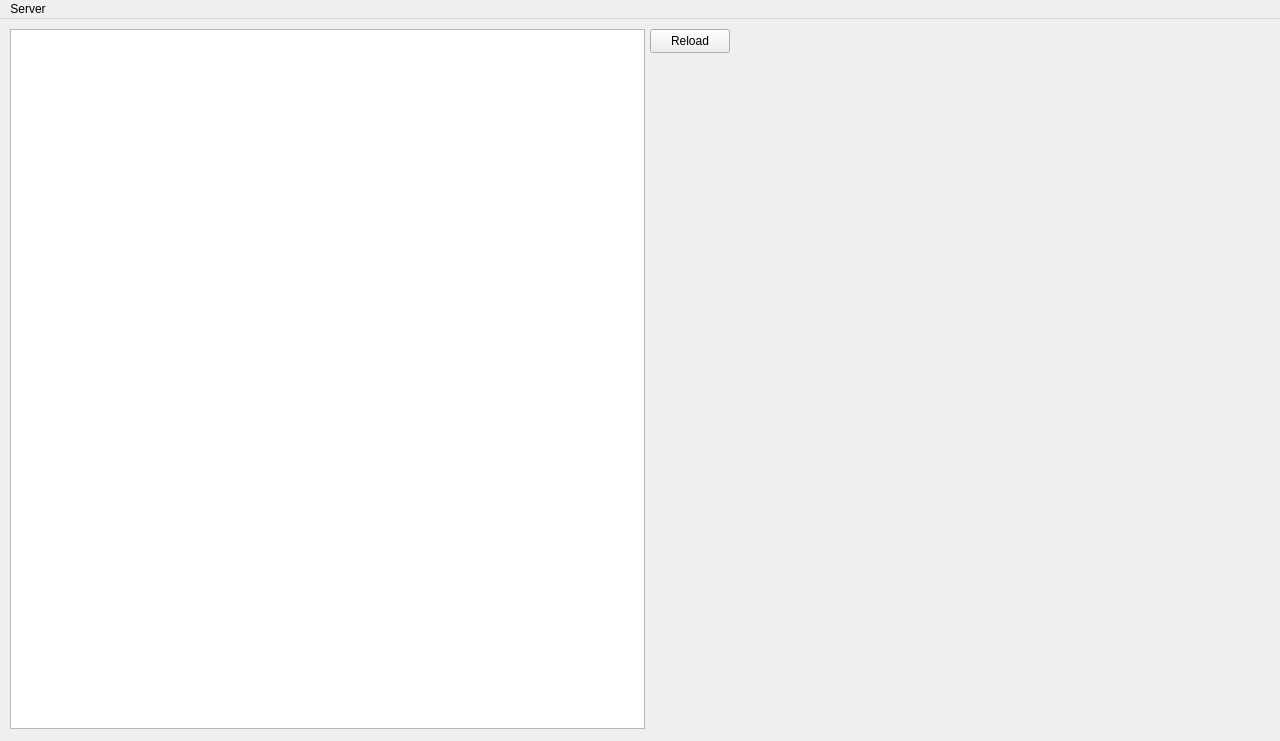
Qt form client/mainwindow.ui (23vbq/tv-managing-system) before a commit.
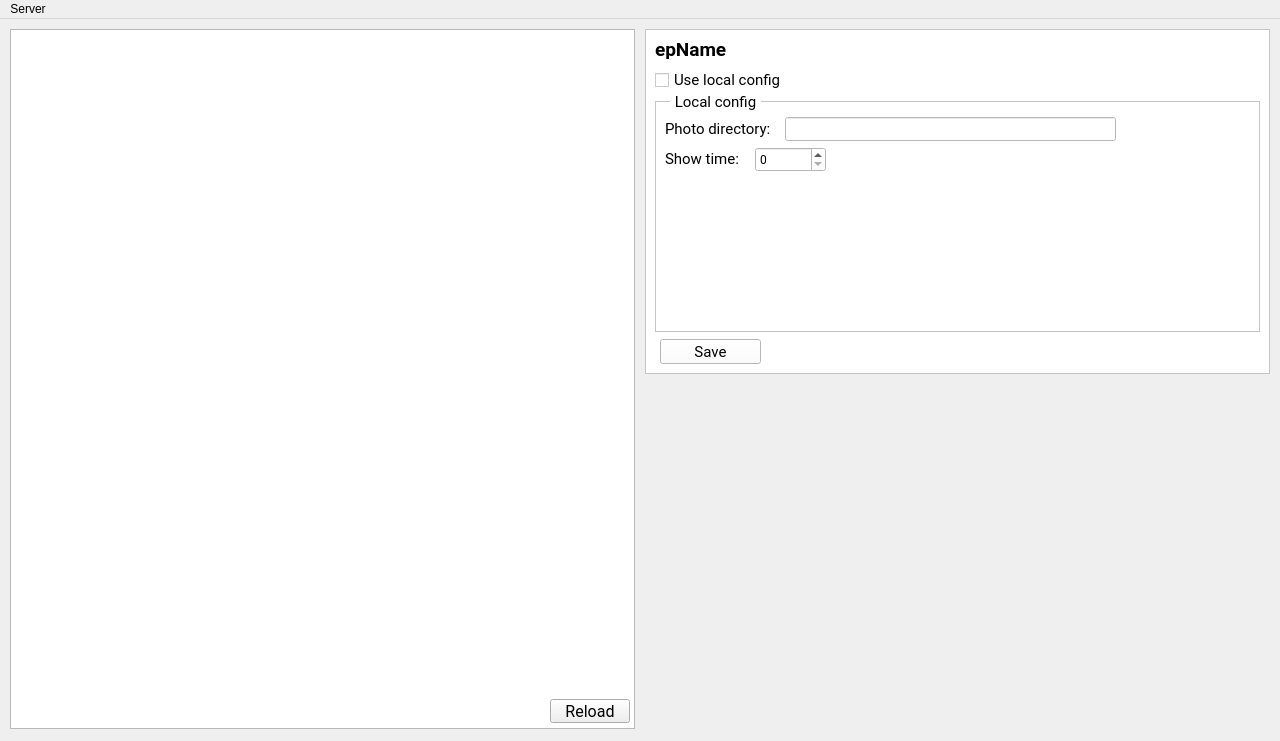
The same form after that commit.

Commit message: [C] MainWindow: GUI for endpoint

Patch:
```diff
--- a/client/mainwindow.ui
+++ b/client/mainwindow.ui
@@ -19,24 +19,223 @@
      <rect>
       <x>10</x>
       <y>10</y>
-      <width>635</width>
+      <width>625</width>
       <height>700</height>
      </rect>
     </property>
+    <property name="styleSheet">
+     <string notr="true"/>
+    </property>
    </widget>
    <widget class="QPushButton" name="pushButton">
     <property name="geometry">
      <rect>
-      <x>650</x>
-      <y>10</y>
+      <x>550</x>
+      <y>680</y>
       <width>80</width>
       <height>24</height>
      </rect>
     </property>
+    <property name="font">
+     <font>
+      <family>Roboto</family>
+      <pointsize>12</pointsize>
+     </font>
+    </property>
     <property name="text">
      <string>Reload</string>
     </property>
    </widget>
+   <widget class="QFrame" name="epSettings">
+    <property name="geometry">
+     <rect>
+      <x>645</x>
+      <y>10</y>
+      <width>625</width>
+      <height>345</height>
+     </rect>
+    </property>
+    <property name="styleSheet">
+     <string notr="true">background-color: rgb(255, 255, 255);
+color: rgb(0, 0, 0);</string>
+    </property>
+    <property name="frameShape">
+     <enum>QFrame::StyledPanel</enum>
+    </property>
+    <property name="frameShadow">
+     <enum>QFrame::Sunken</enum>
+    </property>
+    <widget class="QLabel" name="epNameLabel">
+     <property name="geometry">
+      <rect>
+       <x>10</x>
+       <y>10</y>
+       <width>605</width>
+       <height>20</height>
+      </rect>
+     </property>
+     <property name="font">
+      <font>
+       <family>Roboto</family>
+       <pointsize>14</pointsize>
+       <bold>true</bold>
+      </font>
+     </property>
+     <property name="styleSheet">
+      <string notr="true"/>
+     </property>
+     <property name="text">
+      <string>epName</string>
+     </property>
+    </widget>
+    <widget class="QCheckBox" name="epLocalCfgCheckBox">
+     <property name="geometry">
+      <rect>
+       <x>10</x>
+       <y>40</y>
+       <width>605</width>
+       <height>22</height>
+      </rect>
+     </property>
+     <property name="font">
+      <font>
+       <family>Roboto</family>
+       <pointsize>11</pointsize>
+      </font>
+     </property>
+     <property name="styleSheet">
+      <string notr="true"/>
+     </property>
+     <property name="text">
+      <string>Use local config</string>
+     </property>
+    </widget>
+    <widget class="QFrame" name="epLocalCfgFrame">
+     <property name="geometry">
+      <rect>
+       <x>10</x>
+       <y>72</y>
+       <width>605</width>
+       <height>231</height>
+      </rect>
+     </property>
+     <property name="frameShape">
+      <enum>QFrame::StyledPanel</enum>
+     </property>
+     <property name="frameShadow">
+      <enum>QFrame::Sunken</enum>
+     </property>
+     <widget class="QLabel" name="label">
+      <property name="geometry">
+       <rect>
+        <x>10</x>
+        <y>20</y>
+        <width>111</width>
+        <height>16</height>
+       </rect>
+      </property>
+      <property name="font">
+       <font>
+        <family>Roboto</family>
+        <pointsize>11</pointsize>
+       </font>
+      </property>
+      <property name="text">
+       <string>Photo directory:</string>
+      </property>
+     </widget>
+     <widget class="QLineEdit" name="epDirLineEdit">
+      <property name="geometry">
+       <rect>
+        <x>130</x>
+        <y>16</y>
+        <width>331</width>
+        <height>24</height>
+       </rect>
+      </property>
+      <property name="font">
+       <font>
+        <family>Roboto</family>
+       </font>
+      </property>
+     </widget>
+     <widget class="QLabel" name="label_2">
+      <property name="geometry">
+       <rect>
+        <x>10</x>
+        <y>50</y>
+        <width>81</width>
+        <height>16</height>
+       </rect>
+      </property>
+      <property name="font">
+       <font>
+        <family>Roboto</family>
+        <pointsize>11</pointsize>
+       </font>
+      </property>
+      <property name="text">
+       <string>Show time:</string>
+      </property>
+     </widget>
+     <widget class="QSpinBox" name="spinBox">
+      <property name="geometry">
+       <rect>
+        <x>100</x>
+        <y>46</y>
+        <width>71</width>
+        <height>25</height>
+       </rect>
+      </property>
+      <property name="font">
+       <font>
+        <family>Roboto</family>
+       </font>
+      </property>
+     </widget>
+    </widget>
+    <widget class="QLabel" name="epLocalCfgLabel">
+     <property name="geometry">
+      <rect>
+       <x>25</x>
+       <y>65</y>
+       <width>91</width>
+       <height>16</height>
+      </rect>
+     </property>
+     <property name="font">
+      <font>
+       <family>Roboto</family>
+       <pointsize>11</pointsize>
+      </font>
+     </property>
+     <property name="text">
+      <string>Local config</string>
+     </property>
+     <property name="alignment">
+      <set>Qt::AlignCenter</set>
+     </property>
+    </widget>
+    <widget class="QPushButton" name="epSavePushButton">
+     <property name="geometry">
+      <rect>
+       <x>15</x>
+       <y>310</y>
+       <width>101</width>
+       <height>25</height>
+      </rect>
+     </property>
+     <property name="font">
+      <font>
+       <family>Roboto</family>
+       <pointsize>11</pointsize>
+      </font>
+     </property>
+     <property name="text">
+      <string>Save</string>
+     </property>
+    </widget>
+   </widget>
   </widget>
   <widget class="QMenuBar" name="menubar">
    <property name="geometry">
```
